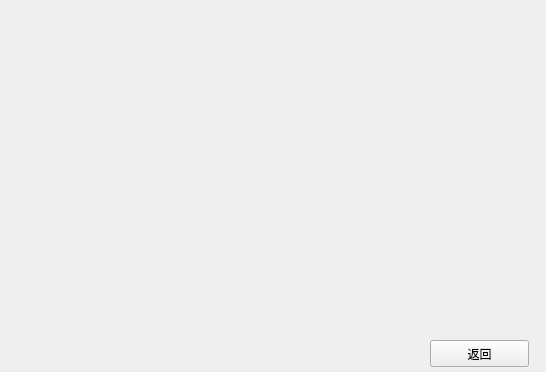
Qt form spectrum_painter.ui (urielyan/kairen_ok335xs) before a commit.
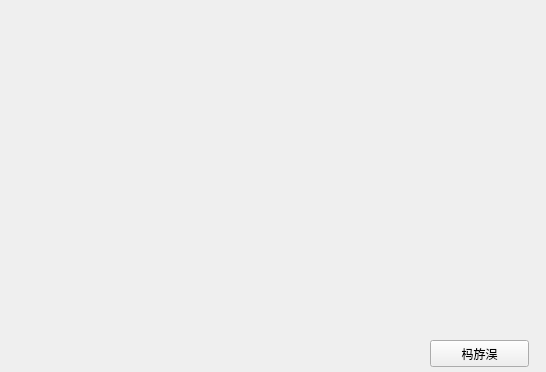
The same form after that commit.

Patch:
```diff
--- a/spectrum_painter.ui
+++ b/spectrum_painter.ui
@@ -23,7 +23,7 @@
     </rect>
    </property>
    <property name="text">
-    <string>返回</string>
+    <string>杩斿洖</string>
    </property>
   </widget>
  </widget>
```
